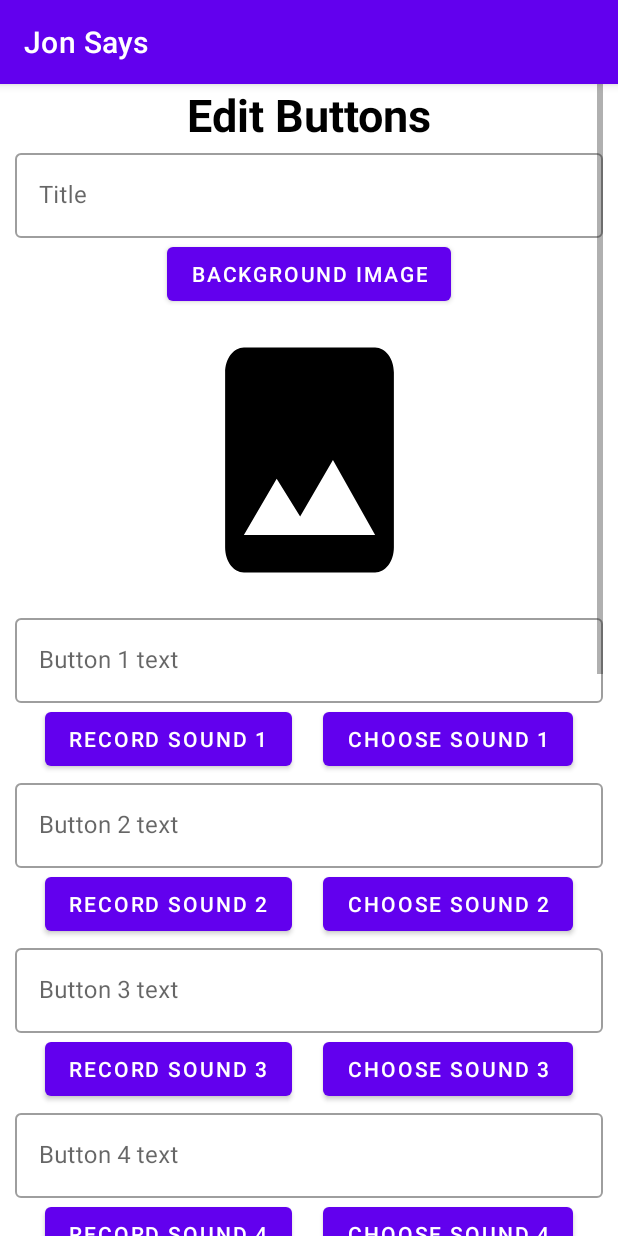
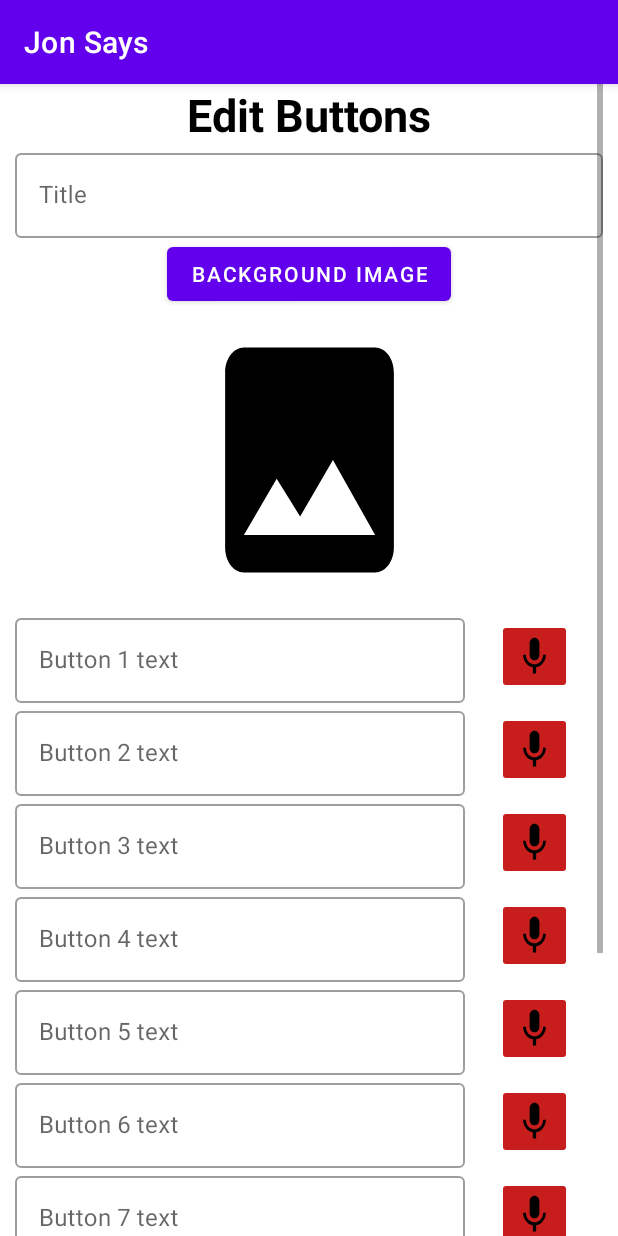
Before and after one commit to msteinr3/JonSays, an Android app: the Editor screen opened through its navigation route, on a phone screen of 412 x 824 dp. Run offline under Robolectric (Android 15) with nearby library versions, the phone set to English and light mode, and no system bars; our stand-ins replace Dagger/Hilt's generated code.

Commit message:
changed editor xml

```diff
--- /dev/null
+++ b/app/src/main/res/drawable/ic_baseline_mic.xml
@@ -0,0 +1,5 @@
+<vector android:height="24dp" android:tint="#000000"
+    android:viewportHeight="24" android:viewportWidth="24"
+    android:width="24dp" xmlns:android="http://schemas.android.com/apk/res/android">
+    <path android:fillColor="@android:color/white" android:pathData="M12,14c1.66,0 2.99,-1.34 2.99,-3L15,5c0,-1.66 -1.34,-3 -3,-3S9,3.34 9,5v6c0,1.66 1.34,3 3,3zM17.3,11c0,3 -2.54,5.1 -5.3,5.1S6.7,14 6.7,11L5,11c0,3.41 2.72,6.23 6,6.72L11,21h2v-3.28c3.28,-0.48 6,-3.3 6,-6.72h-1.7z"/>
+</vector>
--- a/app/src/main/res/layout/editor.xml
+++ b/app/src/main/res/layout/editor.xml
@@ -64,7 +64,7 @@
     <com.google.android.material.textfield.TextInputLayout
         android:id="@+id/edit1"
         style="@style/Widget.MaterialComponents.TextInputLayout.OutlinedBox"
-        android:layout_width="match_parent"
+        android:layout_width="300dp"
         android:layout_height="wrap_content"
         app:layout_constraintStart_toStartOf="parent"
         app:layout_constraintTop_toBottomOf="@+id/image">
@@ -77,33 +77,26 @@
             />
     </com.google.android.material.textfield.TextInputLayout>
 
-    <Button
-        android:id="@+id/record1"
-        android:layout_width="wrap_content"
-        android:layout_height="wrap_content"
-        android:text="record sound 1"
-        app:layout_constraintStart_toStartOf="parent"
-        app:layout_constraintEnd_toStartOf="@id/choose1"
-        app:layout_constraintTop_toBottomOf="@+id/edit1"
-        />
-
-    <Button
-        android:id="@+id/choose1"
-        android:layout_width="wrap_content"
-        android:layout_height="wrap_content"
-        android:text="choose sound 1"
-        app:layout_constraintStart_toEndOf="@+id/record1"
-        app:layout_constraintEnd_toEndOf="parent"
-        app:layout_constraintTop_toBottomOf="@+id/edit1"
-        />
+        <ImageButton
+            android:id="@+id/choose1"
+            android:layout_width="50dp"
+            android:layout_height="50dp"
+            android:src="@drawable/ic_baseline_mic"
+            android:scaleType="fitXY"
+            android:backgroundTint="@color/red"
+            app:layout_constraintStart_toEndOf="@+id/edit1"
+            app:layout_constraintEnd_toEndOf="parent"
+            app:layout_constraintTop_toTopOf="@+id/edit1"
+            app:layout_constraintBottom_toBottomOf="@id/edit1"
+            />
 
     <com.google.android.material.textfield.TextInputLayout
         android:id="@+id/edit2"
         style="@style/Widget.MaterialComponents.TextInputLayout.OutlinedBox"
-        android:layout_width="match_parent"
+        android:layout_width="300dp"
         android:layout_height="wrap_content"
         app:layout_constraintStart_toStartOf="parent"
-        app:layout_constraintTop_toBottomOf="@+id/record1">
+        app:layout_constraintTop_toBottomOf="@+id/edit1">
 
         <com.google.android.material.textfield.TextInputEditText
             android:id="@+id/btn2txt"
@@ -113,33 +106,26 @@
             />
     </com.google.android.material.textfield.TextInputLayout>
 
-    <Button
-        android:id="@+id/record2"
-        android:layout_width="wrap_content"
-        android:layout_height="wrap_content"
-        android:text="record sound 2"
-        app:layout_constraintStart_toStartOf="parent"
-        app:layout_constraintEnd_toStartOf="@id/choose2"
-        app:layout_constraintTop_toBottomOf="@+id/edit2"
-        />
-
-    <Button
-        android:id="@+id/choose2"
-        android:layout_width="wrap_content"
-        android:layout_height="wrap_content"
-        android:text="choose sound 2"
-        app:layout_constraintStart_toEndOf="@+id/record2"
-        app:layout_constraintEnd_toEndOf="parent"
-        app:layout_constraintTop_toBottomOf="@+id/edit2"
-        />
+        <ImageButton
+            android:id="@+id/choose2"
+            android:layout_width="50dp"
+            android:layout_height="50dp"
+            android:src="@drawable/ic_baseline_mic"
+            android:scaleType="fitXY"
+            android:backgroundTint="@color/red"
+            app:layout_constraintStart_toEndOf="@+id/edit2"
+            app:layout_constraintEnd_toEndOf="parent"
+            app:layout_constraintTop_toTopOf="@+id/edit2"
+            app:layout_constraintBottom_toBottomOf="@id/edit2"
+            />
 
         <com.google.android.material.textfield.TextInputLayout
             android:id="@+id/edit3"
             style="@style/Widget.MaterialComponents.TextInputLayout.OutlinedBox"
-            android:layout_width="match_parent"
+            android:layout_width="300dp"
             android:layout_height="wrap_content"
             app:layout_constraintStart_toStartOf="parent"
-            app:layout_constraintTop_toBottomOf="@+id/record2">
+            app:layout_constraintTop_toBottomOf="@+id/edit2">
 
             <com.google.android.material.textfield.TextInputEditText
                 android:id="@+id/btn3txt"
@@ -149,33 +135,26 @@
                 />
         </com.google.android.material.textfield.TextInputLayout>
 
-        <Button
-            android:id="@+id/record3"
-            android:layout_width="wrap_content"
-            android:layout_height="wrap_content"
-            android:text="record sound 3"
-            app:layout_constraintStart_toStartOf="parent"
-            app:layout_constraintEnd_toStartOf="@id/choose1"
-            app:layout_constraintTop_toBottomOf="@+id/edit3"
-            />
-
-        <Button
+        <ImageButton
             android:id="@+id/choose3"
-            android:layout_width="wrap_content"
-            android:layout_height="wrap_content"
-            android:text="choose sound 3"
-            app:layout_constraintStart_toEndOf="@+id/record1"
+            android:layout_width="50dp"
+            android:layout_height="50dp"
+            android:src="@drawable/ic_baseline_mic"
+            android:scaleType="fitXY"
+            android:backgroundTint="@color/red"
+            app:layout_constraintStart_toEndOf="@+id/edit3"
             app:layout_constraintEnd_toEndOf="parent"
-            app:layout_constraintTop_toBottomOf="@+id/edit3"
+            app:layout_constraintTop_toTopOf="@+id/edit3"
+            app:layout_constraintBottom_toBottomOf="@id/edit3"
             />
 
         <com.google.android.material.textfield.TextInputLayout
             android:id="@+id/edit4"
             style="@style/Widget.MaterialComponents.TextInputLayout.OutlinedBox"
-            android:layout_width="match_parent"
+            android:layout_width="300dp"
             android:layout_height="wrap_content"
             app:layout_constraintStart_toStartOf="parent"
-            app:layout_constraintTop_toBottomOf="@+id/record3">
+            app:layout_constraintTop_toBottomOf="@+id/edit3">
 
             <com.google.android.material.textfield.TextInputEditText
                 android:id="@+id/btn4txt"
@@ -185,33 +164,26 @@
                 />
         </com.google.android.material.textfield.TextInputLayout>
 
-        <Button
-            android:id="@+id/record4"
-            android:layout_width="wrap_content"
-            android:layout_height="wrap_content"
-            android:text="record sound 4"
-            app:layout_constraintStart_toStartOf="parent"
-            app:layout_constraintEnd_toStartOf="@id/choose2"
-            app:layout_constraintTop_toBottomOf="@+id/edit4"
-            />
-
-        <Button
+        <ImageButton
             android:id="@+id/choose4"
-            android:layout_width="wrap_content"
-            android:layout_height="wrap_content"
-            android:text="choose sound 4"
-            app:layout_constraintStart_toEndOf="@+id/record2"
+            android:layout_width="50dp"
+            android:layout_height="50dp"
+            android:src="@drawable/ic_baseline_mic"
+            android:scaleType="fitXY"
+            android:backgroundTint="@color/red"
+            app:layout_constraintStart_toEndOf="@+id/edit4"
             app:layout_constraintEnd_toEndOf="parent"
-            app:layout_constraintTop_toBottomOf="@+id/edit4"
+            app:layout_constraintTop_toTopOf="@+id/edit4"
+            app:layout_constraintBottom_toBottomOf="@id/edit4"
             />
 
         <com.google.android.material.textfield.TextInputLayout
             android:id="@+id/edit5"
             style="@style/Widget.MaterialComponents.TextInputLayout.OutlinedBox"
-            android:layout_width="match_parent"
+            android:layout_width="300dp"
             android:layout_height="wrap_content"
             app:layout_constraintStart_toStartOf="parent"
-            app:layout_constraintTop_toBottomOf="@+id/record4">
+            app:layout_constraintTop_toBottomOf="@+id/edit4">
 
             <com.google.android.material.textfield.TextInputEditText
                 android:id="@+id/btn5txt"
@@ -221,33 +193,26 @@
                 />
         </com.google.android.material.textfield.TextInputLayout>
 
-        <Button
-            android:id="@+id/record5"
-            android:layout_width="wrap_content"
-            android:layout_height="wrap_content"
-            android:text="record sound 5"
-            app:layout_constraintStart_toStartOf="parent"
-            app:layout_constraintEnd_toStartOf="@id/choose1"
-            app:layout_constraintTop_toBottomOf="@+id/edit5"
-            />
-
-        <Button
+        <ImageButton
             android:id="@+id/choose5"
-            android:layout_width="wrap_content"
-            android:layout_height="wrap_content"
-            android:text="choose sound 5"
-            app:layout_constraintStart_toEndOf="@+id/record1"
+            android:layout_width="50dp"
+            android:layout_height="50dp"
+            android:src="@drawable/ic_baseline_mic"
+            android:scaleType="fitXY"
+            android:backgroundTint="@color/red"
+            app:layout_constraintStart_toEndOf="@+id/edit5"
             app:layout_constraintEnd_toEndOf="parent"
-            app:layout_constraintTop_toBottomOf="@+id/edit5"
+            app:layout_constraintTop_toTopOf="@+id/edit5"
+            app:layout_constraintBottom_toBottomOf="@id/edit5"
             />
 
         <com.google.android.material.textfield.TextInputLayout
             android:id="@+id/edit6"
             style="@style/Widget.MaterialComponents.TextInputLayout.OutlinedBox"
-            android:layout_width="match_parent"
+            android:layout_width="300dp"
             android:layout_height="wrap_content"
             app:layout_constraintStart_toStartOf="parent"
-            app:layout_constraintTop_toBottomOf="@+id/record5">
+            app:layout_constraintTop_toBottomOf="@+id/edit5">
 
             <com.google.android.material.textfield.TextInputEditText
                 android:id="@+id/btn6txt"
@@ -257,33 +222,26 @@
                 />
         </com.google.android.material.textfield.TextInputLayout>
 
-        <Button
-            android:id="@+id/record6"
-            android:layout_width="wrap_content"
-            android:layout_height="wrap_content"
-            android:text="record sound 6"
-            app:layout_constraintStart_toStartOf="parent"
-            app:layout_constraintEnd_toStartOf="@id/choose2"
-            app:layout_constraintTop_toBottomOf="@+id/edit6"
-            />
-
-        <Button
+        <ImageButton
             android:id="@+id/choose6"
-            android:layout_width="wrap_content"
-            android:layout_height="wrap_content"
-            android:text="choose sound 6"
-            app:layout_constraintStart_toEndOf="@+id/record2"
+            android:layout_width="50dp"
+            android:layout_height="50dp"
+            android:src="@drawable/ic_baseline_mic"
+            android:scaleType="fitXY"
+            android:backgroundTint="@color/red"
+            app:layout_constraintStart_toEndOf="@+id/edit6"
             app:layout_constraintEnd_toEndOf="parent"
-            app:layout_constraintTop_toBottomOf="@+id/edit6"
+            app:layout_constraintTop_toTopOf="@+id/edit6"
+            app:layout_constraintBottom_toBottomOf="@id/edit6"
             />
 
         <com.google.android.material.textfield.TextInputLayout
             android:id="@+id/edit7"
             style="@style/Widget.MaterialComponents.TextInputLayout.OutlinedBox"
-            android:layout_width="match_parent"
+            android:layout_width="300dp"
             android:layout_height="wrap_content"
             app:layout_constraintStart_toStartOf="parent"
-            app:layout_constraintTop_toBottomOf="@+id/record6">
+            app:layout_constraintTop_toBottomOf="@+id/edit6">
 
             <com.google.android.material.textfield.TextInputEditText
                 android:id="@+id/btn7txt"
@@ -293,33 +251,26 @@
                 />
         </com.google.android.material.textfield.TextInputLayout>
 
-        <Button
-            android:id="@+id/record7"
-            android:layout_width="wrap_content"
-            android:layout_height="wrap_content"
-            android:text="record sound 7"
-            app:layout_constraintStart_toStartOf="parent"
-            app:layout_constraintEnd_toStartOf="@id/choose1"
-            app:layout_constraintTop_toBottomOf="@+id/edit7"
-            />
-
-        <Button
+        <ImageButton
             android:id="@+id/choose7"
-            android:layout_width="wrap_content"
-            android:layout_height="wrap_content"
-            android:text="choose sound 7"
-            app:layout_constraintStart_toEndOf="@+id/record1"
+            android:layout_width="50dp"
+            android:layout_height="50dp"
+            android:src="@drawable/ic_baseline_mic"
+            android:scaleType="fitXY"
+            android:backgroundTint="@color/red"
+            app:layout_constraintStart_toEndOf="@+id/edit7"
             app:layout_constraintEnd_toEndOf="parent"
-            app:layout_constraintTop_toBottomOf="@+id/edit7"
+            app:layout_constraintTop_toTopOf="@+id/edit7"
+            app:layout_constraintBottom_toBottomOf="@id/edit7"
             />
 
         <com.google.android.material.textfield.TextInputLayout
             android:id="@+id/edit8"
             style="@style/Widget.MaterialComponents.TextInputLayout.OutlinedBox"
-            android:layout_width="match_parent"
+            android:layout_width="300dp"
             android:layout_height="wrap_content"
             app:layout_constraintStart_toStartOf="parent"
-            app:layout_constraintTop_toBottomOf="@+id/record7">
+            app:layout_constraintTop_toBottomOf="@+id/edit7">
 
             <com.google.android.material.textfield.TextInputEditText
                 android:id="@+id/btn8txt"
@@ -329,33 +280,26 @@
                 />
         </com.google.android.material.textfield.TextInputLayout>
 
-        <Button
-            android:id="@+id/record8"
-            android:layout_width="wrap_content"
-            android:layout_height="wrap_content"
-            android:text="record sound 8"
-            app:layout_constraintStart_toStartOf="parent"
-            app:layout_constraintEnd_toStartOf="@id/choose2"
-            app:layout_constraintTop_toBottomOf="@+id/edit8"
-            />
-
-        <Button
+        <ImageButton
             android:id="@+id/choose8"
-            android:layout_width="wrap_content"
-            android:layout_height="wrap_content"
-            android:text="choose sound 8"
-            app:layout_constraintStart_toEndOf="@+id/record2"
+            android:layout_width="50dp"
+            android:layout_height="50dp"
+            android:src="@drawable/ic_baseline_mic"
+            android:scaleType="fitXY"
+            android:backgroundTint="@color/red"
+            app:layout_constraintStart_toEndOf="@+id/edit8"
             app:layout_constraintEnd_toEndOf="parent"
-            app:layout_constraintTop_toBottomOf="@+id/edit8"
+            app:layout_constraintTop_toTopOf="@+id/edit8"
+            app:layout_constraintBottom_toBottomOf="@id/edit8"
             />
 
         <com.google.android.material.textfield.TextInputLayout
             android:id="@+id/edit9"
             style="@style/Widget.MaterialComponents.TextInputLayout.OutlinedBox"
-            android:layout_width="match_parent"
+            android:layout_width="300dp"
             android:layout_height="wrap_content"
             app:layout_constraintStart_toStartOf="parent"
-            app:layout_constraintTop_toBottomOf="@+id/record8">
+            app:layout_constraintTop_toBottomOf="@+id/edit8">
 
             <com.google.android.material.textfield.TextInputEditText
                 android:id="@+id/btn9txt"
@@ -365,33 +309,26 @@
                 />
         </com.google.android.material.textfield.TextInputLayout>
 
-        <Button
-            android:id="@+id/record9"
-            android:layout_width="wrap_content"
-            android:layout_height="wrap_content"
-            android:text="record sound 9"
-            app:layout_constraintStart_toStartOf="parent"
-            app:layout_constraintEnd_toStartOf="@id/choose1"
-            app:layout_constraintTop_toBottomOf="@+id/edit9"
-            />
-
-        <Button
+        <ImageButton
             android:id="@+id/choose9"
-            android:layout_width="wrap_content"
-            android:layout_height="wrap_content"
-            android:text="choose sound 9"
-            app:layout_constraintStart_toEndOf="@+id/record1"
+            android:layout_width="50dp"
+            android:layout_height="50dp"
+            android:src="@drawable/ic_baseline_mic"
+            android:scaleType="fitXY"
+            android:backgroundTint="@color/red"
+            app:layout_constraintStart_toEndOf="@+id/edit9"
             app:layout_constraintEnd_toEndOf="parent"
-            app:layout_constraintTop_toBottomOf="@+id/edit9"
+            app:layout_constraintTop_toTopOf="@+id/edit9"
+            app:layout_constraintBottom_toBottomOf="@id/edit9"
             />
 
         <com.google.android.material.textfield.TextInputLayout
             android:id="@+id/edit10"
             style="@style/Widget.MaterialComponents.TextInputLayout.OutlinedBox"
-            android:layout_width="match_parent"
+            android:layout_width="300dp"
             android:layout_height="wrap_content"
             app:layout_constraintStart_toStartOf="parent"
-            app:layout_constraintTop_toBottomOf="@+id/record9">
+            app:layout_constraintTop_toBottomOf="@+id/edit9">
 
             <com.google.android.material.textfield.TextInputEditText
                 android:id="@+id/btn10txt"
@@ -401,24 +338,17 @@
                 />
         </com.google.android.material.textfield.TextInputLayout>
 
-        <Button
-            android:id="@+id/record10"
-            android:layout_width="wrap_content"
-            android:layout_height="wrap_content"
-            android:text="record sound 10"
-            app:layout_constraintStart_toStartOf="parent"
-            app:layout_constraintEnd_toStartOf="@id/choose2"
-            app:layout_constraintTop_toBottomOf="@+id/edit10"
-            />
-
-        <Button
+        <ImageButton
             android:id="@+id/choose10"
-            android:layout_width="wrap_content"
-            android:layout_height="wrap_content"
-            android:text="choose sound 10"
-            app:layout_constraintStart_toEndOf="@+id/record2"
+            android:layout_width="50dp"
+            android:layout_height="50dp"
+            android:src="@drawable/ic_baseline_mic"
+            android:scaleType="fitXY"
+            android:backgroundTint="@color/red"
+            app:layout_constraintStart_toEndOf="@+id/edit10"
             app:layout_constraintEnd_toEndOf="parent"
-            app:layout_constraintTop_toBottomOf="@+id/edit10"
+            app:layout_constraintTop_toTopOf="@+id/edit10"
+            app:layout_constraintBottom_toBottomOf="@id/edit10"
             />
 
     <Button
@@ -430,9 +360,113 @@
         android:backgroundTint="@color/cardview_dark_background"
         app:layout_constraintStart_toStartOf="parent"
         app:layout_constraintEnd_toEndOf="parent"
-        app:layout_constraintTop_toBottomOf="@+id/record10"
+        app:layout_constraintTop_toBottomOf="@+id/edit10"
         app:layout_constraintBottom_toBottomOf="parent"
         />
 
     </androidx.constraintlayout.widget.ConstraintLayout>
 </ScrollView>
+
+
+    <!-- comment start
+    <Button
+        android:id="@+id/record1"
+        android:layout_width="wrap_content"
+        android:layout_height="wrap_content"
+        android:text="record sound 1"
+        app:layout_constraintStart_toStartOf="parent"
+        app:layout_constraintEnd_toStartOf="@id/choose1"
+        app:layout_constraintTop_toBottomOf="@+id/edit1"
+        />
+
+<Button
+    android:id="@+id/record2"
+    android:layout_width="wrap_content"
+    android:layout_height="wrap_content"
+    android:text="choose sound 2"
+    app:layout_constraintStart_toEndOf="@+id/record2"
+    app:layout_constraintEnd_toEndOf="parent"
+    app:layout_constraintTop_toBottomOf="@+id/edit2"
+    />
+
+    <Button
+        android:id="@+id/record3"
+        android:layout_width="wrap_content"
+        android:layout_height="wrap_content"
+        android:text="record sound 3"
+        app:layout_constraintStart_toStartOf="parent"
+        app:layout_constraintEnd_toStartOf="@id/choose1"
+        app:layout_constraintTop_toBottomOf="@+id/edit3"
+        />
+
+    <Button
+        android:id="@+id/record4"
+        android:layout_width="wrap_content"
+        android:layout_height="wrap_content"
+        android:text="record sound 4"
+        app:layout_constraintStart_toStartOf="parent"
+        app:layout_constraintEnd_toStartOf="@id/choose2"
+        app:layout_constraintTop_toBottomOf="@+id/edit4"
+        />
+
+    <Button
+        android:id="@+id/record5"
+        android:layout_width="wrap_content"
+        android:layout_height="wrap_content"
+        android:text="record sound 5"
+        app:layout_constraintStart_toStartOf="parent"
+        app:layout_constraintEnd_toStartOf="@id/choose1"
+        app:layout_constraintTop_toBottomOf="@+id/edit5"
+        />
+
+    <Button
+        android:id="@+id/record6"
+        android:layout_width="wrap_content"
+        android:layout_height="wrap_content"
+        android:text="record sound 6"
+        app:layout_constraintStart_toStartOf="parent"
+        app:layout_constraintEnd_toStartOf="@id/choose2"
+        app:layout_constraintTop_toBottomOf="@+id/edit6"
+        />
+
+    <Button
+        android:id="@+id/record7"
+        android:layout_width="wrap_content"
+        android:layout_height="wrap_content"
+        android:text="record sound 7"
+        app:layout_constraintStart_toStartOf="parent"
+        app:layout_constraintEnd_toStartOf="@id/choose1"
+        app:layout_constraintTop_toBottomOf="@+id/edit7"
+        />
+
+    <Button
+        android:id="@+id/record8"
+        android:layout_width="wrap_content"
+        android:layout_height="wrap_content"
+        android:text="record sound 8"
+        app:layout_constraintStart_toStartOf="parent"
+        app:layout_constraintEnd_toStartOf="@id/choose2"
+        app:layout_constraintTop_toBottomOf="@+id/edit8"
+        />
+
+    <Button
+        android:id="@+id/record9"
+        android:layout_width="wrap_content"
+        android:layout_height="wrap_content"
+        android:text="record sound 9"
+        app:layout_constraintStart_toStartOf="parent"
+        app:layout_constraintEnd_toStartOf="@id/choose1"
+        app:layout_constraintTop_toBottomOf="@+id/edit9"
+        />
+
+    <Button
+        android:id="@+id/choose10"
+        android:layout_width="wrap_content"
+        android:layout_height="wrap_content"
+        android:text="choose sound 10"
+        app:layout_constraintStart_toEndOf="@+id/record2"
+        app:layout_constraintEnd_toEndOf="parent"
+        app:layout_constraintTop_toBottomOf="@+id/edit10"
+        />
+
+   comment end -->
--- a/app/src/main/res/values/colors.xml
+++ b/app/src/main/res/values/colors.xml
@@ -7,4 +7,5 @@
     <color name="teal_700">#FF018786</color>
     <color name="black">#FF000000</color>
     <color name="white">#FFFFFFFF</color>
+    <color name="red">#C71D1D</color>
 </resources>
```
